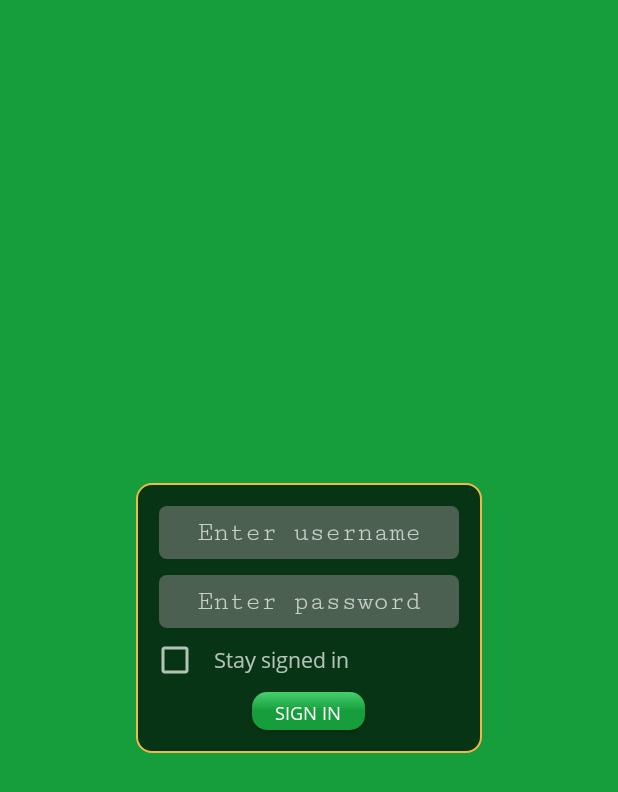
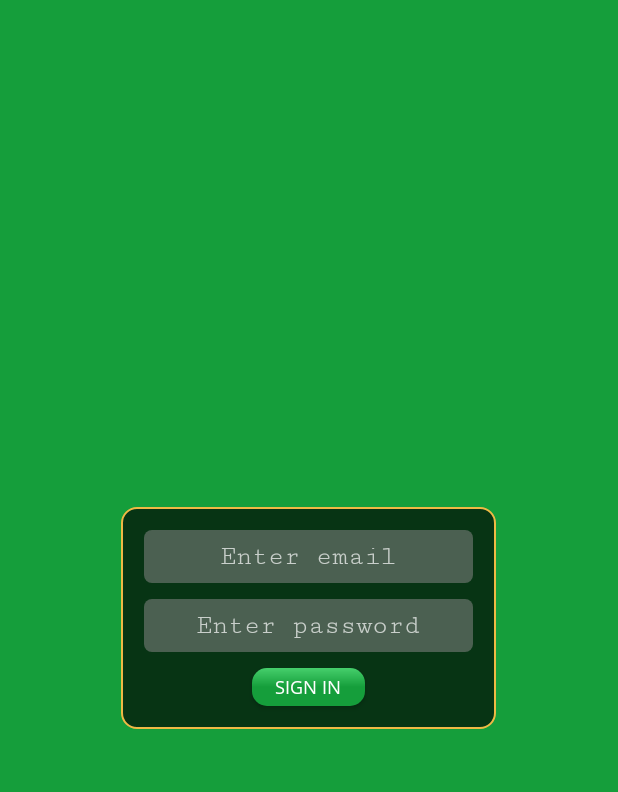
Before and after one commit to AspiraSoft/active-academy-portal, an Android app: the screen it shows after launch (LoginActivity), on a phone screen of 412 x 824 dp. Shown: the top 792 px of the screen. Run offline under Robolectric (Android 15) with nearby library versions, the phone set to English and light mode, and no system bars; our stand-ins replace Firebase (no records; nobody signed in at launch, a user with empty details on screens opened directly).

Commit message:
Updated authentication module to include email/password login

```diff
--- a/app/src/main/java/org/activeacademy/portal/LoginActivity.java
+++ b/app/src/main/java/org/activeacademy/portal/LoginActivity.java
@@ -4,62 +4,100 @@ import android.content.Intent;
 import android.os.Bundle;
 import android.support.v7.app.AppCompatActivity;
 import android.view.View;
-import android.widget.CheckBox;
 import android.widget.EditText;
 import android.widget.Toast;
 
+import com.google.firebase.auth.FirebaseUser;
+
 import org.activeacademy.portal.auth.LoginManager;
 import org.activeacademy.portal.auth.OnLoginCompleteListener;
+import org.activeacademy.portal.view.CustomButton;
 
-public class LoginActivity extends AppCompatActivity implements View.OnClickListener {
+public class LoginActivity extends AppCompatActivity implements
+        View.OnClickListener, OnLoginCompleteListener {
 
-    private EditText usernameView;
-    private EditText passwordView;
-    private LoginManager loginManager;
+    private LoginManager mLoginManager;
+
+    private CustomButton mLoginButton;
+    private EditText mEmailField;
+    private EditText mPasswordField;
 
     @Override
     protected void onCreate(Bundle savedInstanceState) {
         super.onCreate(savedInstanceState);
         setContentView(R.layout.activity_login);
 
-        loginManager = new LoginManager(this);
+        // Get UI references
+        mEmailField = findViewById(R.id.emailField);
+        mPasswordField = findViewById(R.id.passwordField);
 
-        usernameView = (EditText) findViewById(R.id.username);
-        passwordView = (EditText) findViewById(R.id.password);
-        findViewById(R.id.loginButton).setOnClickListener(this);
+        // Set event listeners
+        mLoginButton = findViewById(R.id.loginButton);
+        mLoginButton.setOnClickListener(this);
+
+        mLoginManager = LoginManager.getInstance();
+    }
+
+    @Override
+    protected void onResume() {
+        super.onResume();
+
+        mLoginButton.setEnabled(false);
+        mLoginManager.signInAnonymously(this);
+    }
+
+    private boolean isEmailValid(String email) {
+        String emailPattern = "[a-zA-Z0-9._-]+@[a-z]+\\.+[a-z]+";
+        return !email.isEmpty() && email.matches(emailPattern);
+    }
+
+    private boolean isPasswordValid(String password) {
+        return !password.trim().isEmpty();
     }
 
     @Override
     public void onClick(View v) {
         switch (v.getId()) {
             case R.id.loginButton:
-                final String username = usernameView.getText().toString().trim();
-                final String password = passwordView.getText().toString().trim();
+                // Get strings from input fields
+                final String email = mEmailField.getText().toString().trim();
+                final String password = mPasswordField.getText().toString().trim();
 
-                if (!username.equals("") && !password.equals("")) {
-                    Toast.makeText(LoginActivity.this, "Logging in ...", Toast.LENGTH_SHORT).show();
-                    loginManager.singIn(username, password, new OnLoginCompleteListener() {
-                        @Override
-                        public void onLoginSuccess() {
-                            Toast.makeText(LoginActivity.this, "Login successful!", Toast.LENGTH_SHORT).show();
+                // Validate input
+                if (!isEmailValid(email) || !isPasswordValid(password)) {
+                    Toast.makeText(this, "Invalid input. Check your credentials", Toast.LENGTH_SHORT).show();
+                    return;
+                }
 
-                            finish();
-                            startActivity(new Intent(getApplicationContext(), HomeActivity.class));
-                        }
+                // Disable sign in button
+                mLoginButton.setEnabled(false);
 
-                        @Override
-                        public void onLoginFailure() {
-                            Toast.makeText(LoginActivity.this, "Invalid username/password combination!", Toast.LENGTH_SHORT).show();
-                        }
-                    });
-
-                    if (((CheckBox) findViewById(R.id.rememberUser)).isChecked()) {
-                        LoginManager.saveSession(this, username);
-                    }
-                } else {
-                    Toast.makeText(this, "Provide credentials!", Toast.LENGTH_SHORT).show();
-                }
+                // Start asynchronous sign in operation
+                Toast.makeText(LoginActivity.this, "Signing in ...", Toast.LENGTH_SHORT).show();
+                mLoginManager.signInWithCredentials(email, password, this);
                 break;
         }
     }
+
+    @Override
+    public void onAnonymousLoggedIn() {
+        mLoginButton.setEnabled(true);
+    }
+
+    @Override
+    public void onUserLoggedIn(FirebaseUser user) {
+        mLoginButton.setEnabled(true);
+        Toast.makeText(LoginActivity.this, "Logged in", Toast.LENGTH_SHORT).show();
+
+        // Open Dashboard
+        startActivity(new Intent(getApplicationContext(), DashboardActivity.class));
+        finish();
+    }
+
+    @Override
+    public void onLoginFailure() {
+        mLoginButton.setEnabled(true);
+        Toast.makeText(LoginActivity.this, "Login failed. Check your credentials", Toast.LENGTH_SHORT).show();
+    }
+
 }
--- a/app/src/main/java/org/activeacademy/portal/auth/AuthManager.java
+++ /dev/null
@@ -1,57 +0,0 @@
-package org.activeacademy.portal.auth;
-
-
-import android.app.Activity;
-import android.support.annotation.NonNull;
-
-import com.google.android.gms.tasks.OnCompleteListener;
-import com.google.android.gms.tasks.Task;
-import com.google.firebase.auth.AuthResult;
-import com.google.firebase.auth.FirebaseAuth;
-import com.google.firebase.auth.FirebaseUser;
-
-public class AuthManager implements Runnable {
-
-    private final Activity activity;
-
-    private FirebaseAuth mAuth;
-    private FirebaseUser currentUser;
-
-    private AuthenticationListener listener;
-
-    public AuthManager(Activity activity) {
-        this.activity = activity;
-
-        mAuth = FirebaseAuth.getInstance();
-        currentUser = mAuth.getCurrentUser();
-    }
-
-    public void setAuthenticationListener(AuthenticationListener listener) {
-        this.listener = listener;
-    }
-
-    @Override
-    public void run() {
-        if (currentUser == null) {
-            mAuth.signInAnonymously()
-                    .addOnCompleteListener(activity, new OnCompleteListener<AuthResult>() {
-                        @Override
-                        public void onComplete(@NonNull Task<AuthResult> task) {
-                            if (task.isSuccessful()) {
-                                currentUser = mAuth.getCurrentUser();
-                                if (listener != null) {
-                                    listener.onSignInSuccess(currentUser);
-                                }
-                            } else {
-                                if (listener != null) {
-                                    listener.onSignInFailure();
-                                }
-                            }
-                        }
-                    });
-        } else if (listener != null) {
-            listener.onSignInSuccess(currentUser);
-        }
-    }
-
-}
--- a/app/src/main/java/org/activeacademy/portal/auth/AuthenticationListener.java
+++ /dev/null
@@ -1,12 +0,0 @@
-package org.activeacademy.portal.auth;
-
-import com.google.firebase.auth.FirebaseUser;
-
-
-public interface AuthenticationListener {
-
-    void onSignInSuccess(FirebaseUser user);
-
-    void onSignInFailure();
-
-}
--- a/app/src/main/java/org/activeacademy/portal/auth/LoginManager.java
+++ b/app/src/main/java/org/activeacademy/portal/auth/LoginManager.java
@@ -1,96 +1,114 @@
 package org.activeacademy.portal.auth;
 
 
-import android.app.Activity;
-import android.content.Context;
-import android.content.SharedPreferences;
-import android.util.Log;
+import android.support.annotation.NonNull;
+import android.support.annotation.Nullable;
 
+import com.google.android.gms.tasks.OnCompleteListener;
+import com.google.android.gms.tasks.Task;
+import com.google.firebase.auth.AuthCredential;
+import com.google.firebase.auth.AuthResult;
+import com.google.firebase.auth.EmailAuthProvider;
+import com.google.firebase.auth.FirebaseAuth;
 import com.google.firebase.auth.FirebaseUser;
-import com.google.firebase.database.DataSnapshot;
-import com.google.firebase.database.DatabaseError;
-import com.google.firebase.database.DatabaseException;
-import com.google.firebase.database.DatabaseReference;
-import com.google.firebase.database.FirebaseDatabase;
-import com.google.firebase.database.ValueEventListener;
 
-public class LoginManager implements AuthenticationListener, ValueEventListener {
+public class LoginManager {
 
-    private final AuthManager mAuth;
+    private static LoginManager ourInstance;
 
-    private final FirebaseDatabase cloudDb;
+    private final FirebaseAuth mAuth;
 
-    private DatabaseReference reference;
+    private FirebaseUser currentUser = null;
 
-    private OnLoginCompleteListener onLoginCompleteListener;
-    private String password;
-
-    public LoginManager(Activity activity) {
-        cloudDb = FirebaseDatabase.getInstance();
-        try {
-            cloudDb.setPersistenceEnabled(true);
-        } catch (DatabaseException ex) {
-            ex.printStackTrace();
+    private LoginManager() {
+        mAuth = FirebaseAuth.getInstance();
+        currentUser = mAuth.getCurrentUser();
     }
 
-        this.mAuth = new AuthManager(activity);
-        this.mAuth.setAuthenticationListener(this);
+    public static LoginManager getInstance() {
+        if (ourInstance == null) {
+            ourInstance = new LoginManager();
         }
 
-    public void singIn(String username, String password, OnLoginCompleteListener onLoginCompleteListener) {
-        this.reference = cloudDb.getReference("accounts/" + username);
-        this.password = password;
-
-        this.onLoginCompleteListener = onLoginCompleteListener;
-        this.mAuth.run();
+        return ourInstance;
     }
 
-    @Override
-    public void onSignInSuccess(FirebaseUser user) {
-        reference.addListenerForSingleValueEvent(this);
+    @Nullable
+    public FirebaseUser getCurrentUser() {
+        return currentUser;
     }
 
+    public void signInWithCredentials(@NonNull String email, @NonNull String password,
+                                      @Nullable final OnLoginCompleteListener onLoginCompleteListener) {
+        if (isUserSignedIn()) {
+            onSignInComplete(currentUser, onLoginCompleteListener);
+        } else if (currentUser != null) {
+            AuthCredential credential = EmailAuthProvider.getCredential(email, password);
+            currentUser.linkWithCredential(credential)
+                    .addOnCompleteListener(new OnCompleteListener<AuthResult>() {
                         @Override
-    public void onSignInFailure() {
-
+                        public void onComplete(@NonNull Task<AuthResult> task) {
+                            if (task.isSuccessful()) {
+                                onSignInComplete(mAuth.getCurrentUser(), onLoginCompleteListener);
+                            } else {
+                                onSignInComplete(null, onLoginCompleteListener);
                             }
-
+                        }
+                    });
+        } else {
+            mAuth.signInWithEmailAndPassword(email, password)
+                    .addOnCompleteListener(new OnCompleteListener<AuthResult>() {
                         @Override
-    public void onDataChange(DataSnapshot dataSnapshot) {
-        try {
-            if (dataSnapshot.getValue() == null || !dataSnapshot.getValue().equals(password)) {
-                onLoginCompleteListener.onLoginFailure();
+                        public void onComplete(@NonNull Task<AuthResult> task) {
+                            if (task.isSuccessful()) {
+                                onSignInComplete(mAuth.getCurrentUser(), onLoginCompleteListener);
                             } else {
-                onLoginCompleteListener.onLoginSuccess();
+                                onSignInComplete(null, onLoginCompleteListener);
                             }
-        } catch (Exception ignored) {
-            ignored.printStackTrace();
+                        }
+                    });
         }
     }
 
-    @Override
-    public void onCancelled(DatabaseError databaseError) {
-        Log.e("ACTIVE", databaseError.getDetails());
-        Log.e("ACTIVE", databaseError.getMessage());
+    public boolean isUserSignedIn() {
+        return currentUser != null && !currentUser.isAnonymous();
     }
 
-    public static void endSession(Activity activity) {
-        SharedPreferences prefs = activity.getSharedPreferences("ACTIVE_PREFS", Context.MODE_PRIVATE);
-        prefs.edit().putString("activeSession", null).apply();
+    public void signInAnonymously(final OnLoginCompleteListener onLoginCompleteListener) {
+        if (isAnonymousSignedIn()) {
+            onSignInComplete(currentUser, onLoginCompleteListener);
+        } else {
+            mAuth.signInAnonymously()
+                    .addOnCompleteListener(new OnCompleteListener<AuthResult>() {
+                        @Override
+                        public void onComplete(@NonNull Task<AuthResult> task) {
+                            if (task.isSuccessful()) {
+                                onSignInComplete(task.getResult().getUser(), onLoginCompleteListener);
+                            } else {
+                                onSignInComplete(null, onLoginCompleteListener);
+                            }
+                        }
+                    });
+        }
     }
 
-    public static boolean isSessionActive(Activity activity) {
-        SharedPreferences prefs = activity.getSharedPreferences("ACTIVE_PREFS", Context.MODE_PRIVATE);
-        return prefs.getString("activeSession", null) != null;
+    public boolean isAnonymousSignedIn() {
+        return currentUser != null && currentUser.isAnonymous();
     }
 
-    public static void saveSession(Activity activity, String username) {
-        SharedPreferences prefs = activity.getSharedPreferences("ACTIVE_PREFS", Context.MODE_PRIVATE);
-        prefs.edit().putString("activeSession", username).apply();
+    private void onSignInComplete(@Nullable FirebaseUser updatedUser,
+                                  @Nullable OnLoginCompleteListener listener) {
+        currentUser = updatedUser;
+
+        if (listener != null) {
+            if (updatedUser == null) {
+                listener.onLoginFailure();
+            } else if (updatedUser.isAnonymous()) {
+                listener.onAnonymousLoggedIn();
+            } else {
+                listener.onUserLoggedIn(updatedUser);
+            }
+        }
     }
 
-    public static String activeUser(Activity activity) {
-        SharedPreferences prefs = activity.getSharedPreferences("ACTIVE_PREFS", Context.MODE_PRIVATE);
-        return prefs.getString("activeSession", "");
 }
-}
--- a/app/src/main/java/org/activeacademy/portal/auth/OnLoginCompleteListener.java
+++ b/app/src/main/java/org/activeacademy/portal/auth/OnLoginCompleteListener.java
@@ -1,8 +1,12 @@
 package org.activeacademy.portal.auth;
+
+import com.google.firebase.auth.FirebaseUser;
 
 public interface OnLoginCompleteListener {
 
-    void onLoginSuccess();
+    void onAnonymousLoggedIn();
+
+    void onUserLoggedIn(FirebaseUser user);
 
     void onLoginFailure();
 
--- /dev/null
+++ b/app/src/main/res/drawable/button_primary.xml
@@ -0,0 +1,10 @@
+<?xml version="1.0" encoding="utf-8"?>
+<shape xmlns:android="http://schemas.android.com/apk/res/android">
+    <corners android:radius="10dp" />
+    <gradient
+        android:angle="90"
+        android:centerColor="@color/colorPrimaryDark"
+        android:endColor="@color/colorPrimary"
+        android:gradientRadius="50dp"
+        android:startColor="@color/colorPrimaryDark" />
+</shape>
--- a/app/src/main/res/layout/activity_login.xml
+++ b/app/src/main/res/layout/activity_login.xml
@@ -9,9 +9,9 @@
     tools:context=".LoginActivity">
 
     <LinearLayout
-        android:layout_width="wrap_content"
+        android:layout_width="250dp"
         android:layout_height="wrap_content"
-        android:background="@drawable/login_box"
+        android:background="@drawable/panel"
         android:elevation="4dp"
         android:gravity="center"
         android:orientation="vertical"
@@ -19,61 +19,37 @@
         tools:targetApi="lollipop">
 
         <EditText
-            android:id="@+id/username"
-            android:layout_width="200dp"
+            android:id="@+id/emailField"
+            android:layout_width="match_parent"
             android:layout_height="35dp"
             android:layout_margin="5dp"
-            android:background="@drawable/input_box"
+            android:background="@drawable/input_field"
             android:fontFamily="serif-monospace"
             android:gravity="center"
-            android:hint="@string/hintUsername"
-            android:inputType="text"
-            android:maxLength="35"
+            android:hint="@string/hintEmail"
+            android:inputType="textEmailAddress"
             android:maxLines="1"
             android:padding="5dp" />
 
         <EditText
-            android:id="@+id/password"
-            android:layout_width="200dp"
+            android:id="@+id/passwordField"
+            android:layout_width="match_parent"
             android:layout_height="35dp"
             android:layout_margin="5dp"
-            android:background="@drawable/input_box"
+            android:background="@drawable/input_field"
             android:fontFamily="serif-monospace"
             android:gravity="center"
             android:hint="@string/hintPassword"
             android:inputType="textPassword"
-            android:maxLength="35"
             android:maxLines="1"
             android:padding="5dp" />
-
-        <LinearLayout
-            android:layout_width="match_parent"
-            android:layout_height="wrap_content"
-            android:gravity="start|center_vertical"
-            android:orientation="horizontal">
-
-            <CheckBox
-                android:id="@+id/rememberUser"
-                android:layout_width="wrap_content"
-                android:layout_height="wrap_content"
-                android:checked="false" />
-
-            <org.activeacademy.portal.view.CustomTextView
-                android:layout_width="wrap_content"
-                android:layout_height="wrap_content"
-                android:layout_marginLeft="10dp"
-                android:layout_marginStart="10dp"
-                android:text="@string/labelRememberUser" />
-
-        </LinearLayout>
 
         <org.activeacademy.portal.view.CustomButton
             android:id="@+id/loginButton"
             android:layout_width="75dp"
             android:layout_height="25dp"
             android:layout_margin="5dp"
-            android:background="@drawable/box"
-            android:padding="5dp"
+            android:background="@drawable/button_primary"
             android:text="@string/labelSignIn"
             android:textAllCaps="true"
             android:textSize="12sp" />
--- a/app/src/main/res/layout/activity_splash.xml
+++ b/app/src/main/res/layout/activity_splash.xml
@@ -6,7 +6,7 @@
     android:background="#FFF"
     android:orientation="vertical"
     android:weightSum="3"
-    tools:context="org.activeacademy.portal.SplashScreen">
+    tools:context=".SplashScreen">
 
     <Space
         android:layout_width="match_parent"
--- a/app/src/main/res/values/strings.xml
+++ b/app/src/main/res/values/strings.xml
@@ -1,16 +1,21 @@
 <resources>
+
     <string name="app_name">Active Academy Portal</string>
     <string name="drawer_open">Open drawer</string>
     <string name="drawer_close">Close drawer</string>
-    <string name="hintUsername">Enter username</string>
+
+    <string name="hintEmail">Enter email</string>
     <string name="hintPassword">Enter password</string>
+
     <string name="labelRememberUser">Stay signed in</string>
     <string name="labelSignIn">Sign In</string>
+
     <string name="placeholder_name">First M. Last</string>
     <string name="placeholder_position">Instructor</string>
     <string name="placeholder_email">email@example.com</string>
-    <string name="placeholder_join_date">25-06-2018</string>
+    <string name="placeholder_join_date">25–06–2018</string>
     <string name="placeholder_type">Student-Based</string>
     <string name="placeholder_subject">Computer</string>
     <string name="placeholder_salary">PKR 5000/-</string>
+
 </resources>
```
Also changed, not shown: app/src/main/java/org/activeacademy/portal/db/DataListener.java (deleted, +0 -72 lines), app/src/main/java/org/activeacademy/portal/db/LocalDatabase.java (deleted, +0 -53 lines), app/src/main/java/org/activeacademy/portal/db/OnDataSynchronizedListener.java (deleted, +0 -7 lines), app/src/main/java/org/activeacademy/portal/db/RemoteDatabase.java (added, +79 -0 lines), app/src/main/java/org/activeacademy/portal/models/RemoteObject.java (added, +10 -0 lines), app/src/main/java/org/activeacademy/portal/utils/OnRemoteObjectReceivedListener.java (added, +19 -0 lines), app/src/main/res/layout/inventory_layout.xml (deleted, +0 -12 lines), app/src/main/res/layout/list_item.xml (deleted, +0 -34 lines), app/src/main/res/drawable/input_field.xml (renamed from app/src/main/res/drawable/input_box.xml), app/src/main/res/drawable/panel.xml (renamed from app/src/main/res/drawable/login_box.xml). Lines whose indentation alone changed are shown as unchanged.
